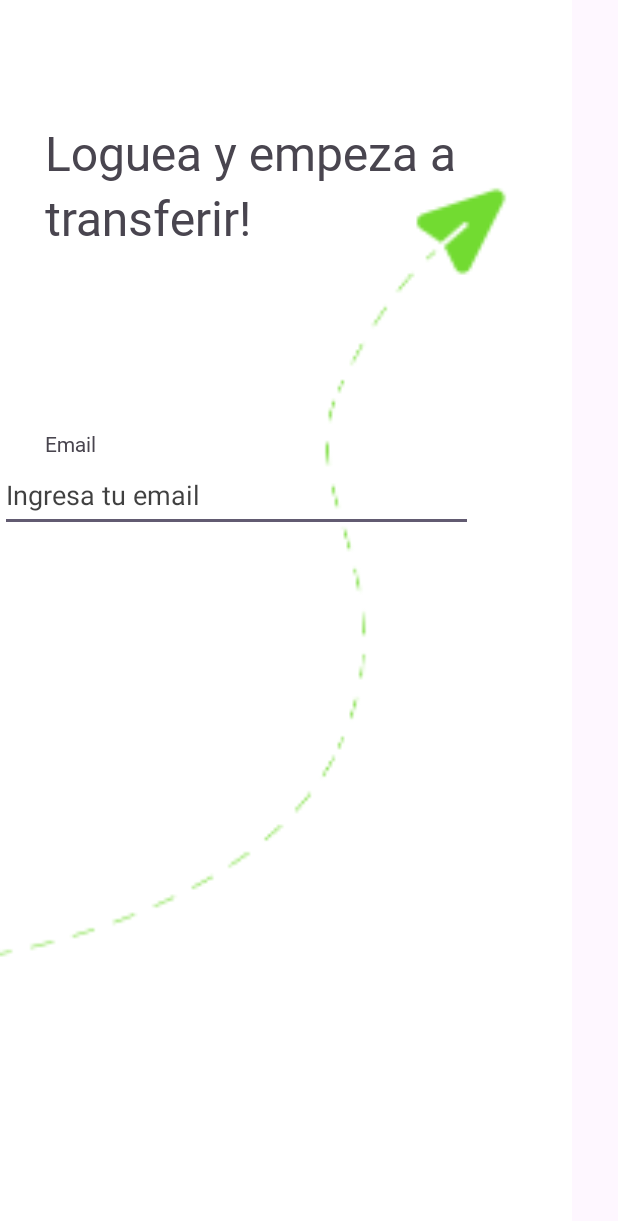
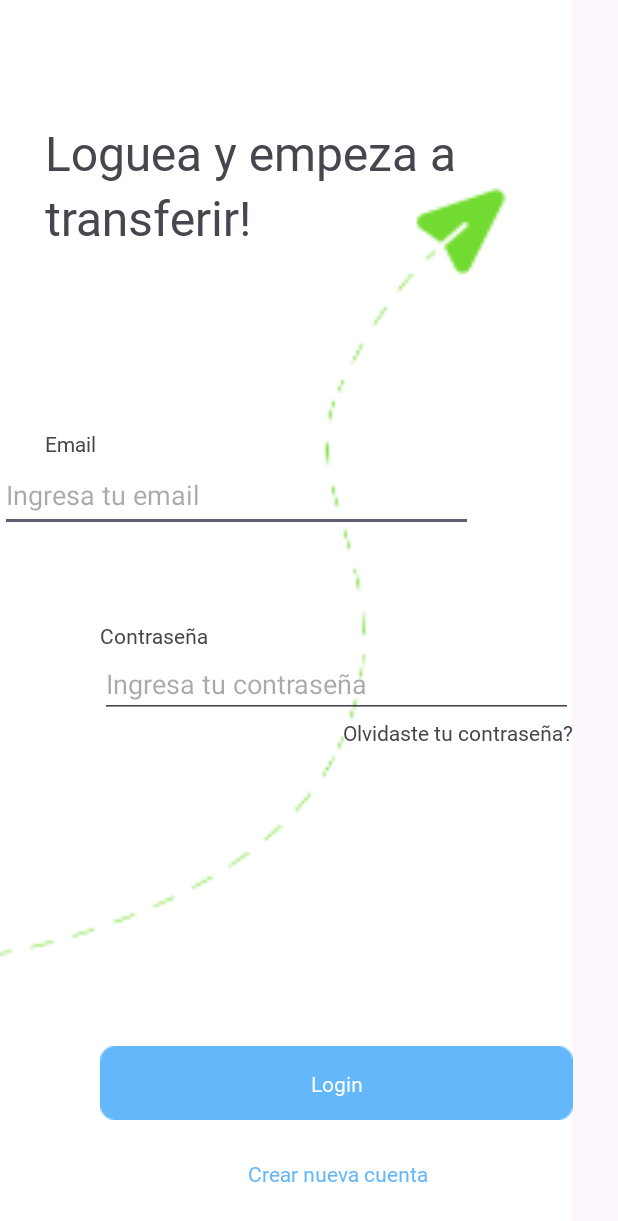
Before and after one commit to noscriptph/WalletAndroid, an Android app: the LoginPage screen opened directly, with no data from a screen before it, on a phone screen of 412 x 824 dp. Shown: the top 1221 px of the screen. Run offline under Robolectric (Android 15) with nearby library versions, the phone set to English and light mode, and no system bars.

```diff
--- a/app/src/main/res/layout/activity_login_page.xml
+++ b/app/src/main/res/layout/activity_login_page.xml
@@ -51,7 +51,6 @@
         android:ems="10"
         android:hint="@string/pista_cuadro_rellenar_email"
         android:inputType="textEmailAddress"
-        android:textColorHint="#BF000000"
         app:layout_constraintTop_toBottomOf="@+id/textView6"
         tools:ignore="MissingConstraints"
         tools:layout_editor_absoluteX="30dp" />
@@ -68,4 +67,71 @@
         app:layout_constraintStart_toStartOf="parent"
         app:layout_constraintTop_toTopOf="parent" />
 
+    <EditText
+        android:id="@+id/editTextTextPassword"
+        android:layout_width="315dp"
+        android:layout_height="wrap_content"
+        android:ems="10"
+        android:inputType="textPassword"
+        android:hint="Ingresa tu contraseña"
+        app:layout_constraintBottom_toTopOf="@+id/textView8"
+        app:layout_constraintEnd_toEndOf="@+id/textView8" />
+
+    <TextView
+        android:id="@+id/textView7"
+        android:layout_width="wrap_content"
+        android:layout_height="wrap_content"
+        android:fontFamily="@font/jua_regular"
+        android:text="Contraseña"
+        app:layout_constraintBottom_toTopOf="@+id/editTextTextPassword"
+        app:layout_constraintStart_toStartOf="@+id/editTextTextPassword" />
+
+    <TextView
+        android:id="@+id/textView8"
+        android:layout_width="wrap_content"
+        android:layout_height="wrap_content"
+        android:layout_marginEnd="30dp"
+        android:layout_marginBottom="326dp"
+        android:fontFamily="@font/jua_regular"
+        android:text="Olvidaste tu contraseña?"
+        app:layout_constraintBottom_toBottomOf="parent"
+        app:layout_constraintEnd_toEndOf="parent" />
+
+    <ImageView
+        android:id="@+id/imageView"
+        android:layout_width="315dp"
+        android:layout_height="49dp"
+        android:layout_marginEnd="30dp"
+        android:layout_marginBottom="77dp"
+        app:layout_constraintBottom_toBottomOf="@+id/background_image"
+        app:layout_constraintEnd_toEndOf="parent"
+        app:srcCompat="@drawable/signup_button" />
+
+    <TextView
+        android:id="@+id/textView9"
+        android:layout_width="wrap_content"
+        android:layout_height="wrap_content"
+        android:fontFamily="@font/jua_regular"
+        android:text="Login"
+        android:textColor="#FFFFFF"
+        app:layout_constraintBottom_toBottomOf="@+id/imageView"
+        app:layout_constraintEnd_toEndOf="@+id/imageView"
+        app:layout_constraintStart_toStartOf="@+id/imageView"
+        app:layout_constraintTop_toTopOf="@+id/imageView" />
+
+    <TextView
+        android:id="@+id/textView10"
+        android:layout_width="wrap_content"
+        android:layout_height="wrap_content"
+        android:layout_marginStart="85dp"
+        android:layout_marginEnd="113dp"
+        android:layout_marginBottom="32dp"
+        android:fontFamily="@font/jua_regular"
+        android:text="Crear nueva cuenta"
+        android:textColor="#63B7FB"
+        android:textSize="14sp"
+        app:layout_constraintBottom_toBottomOf="parent"
+        app:layout_constraintEnd_toEndOf="parent"
+        app:layout_constraintStart_toStartOf="@+id/imageView" />
+
 </androidx.constraintlayout.widget.ConstraintLayout>
```
Also changed, not shown: 3 other files.
